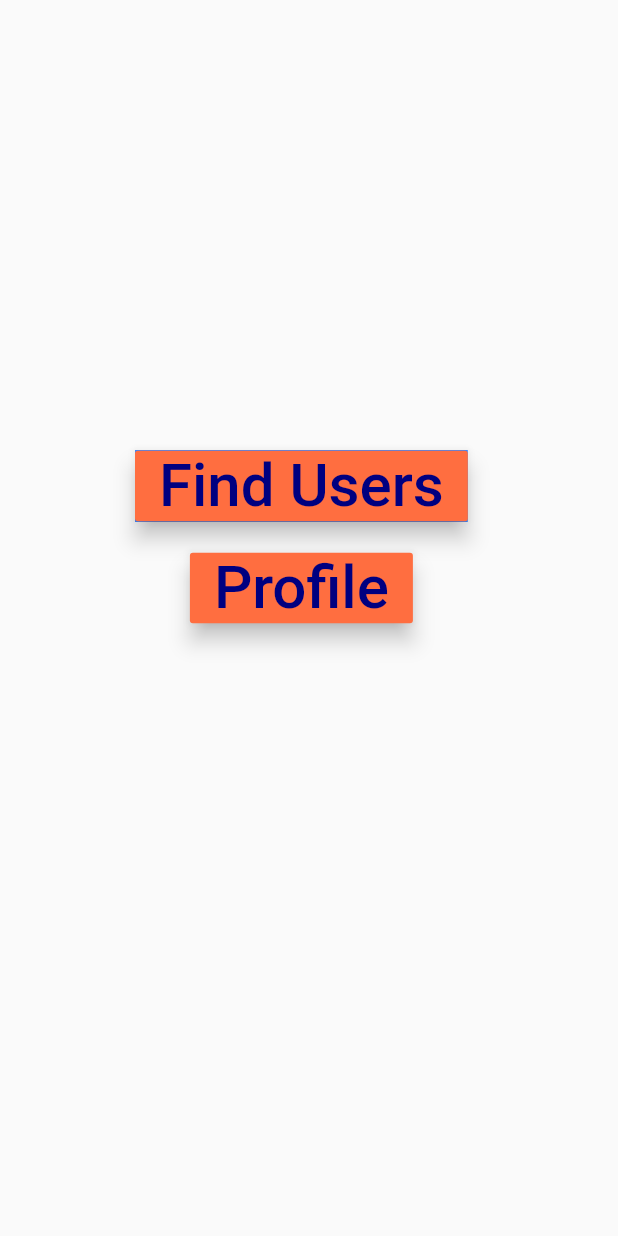
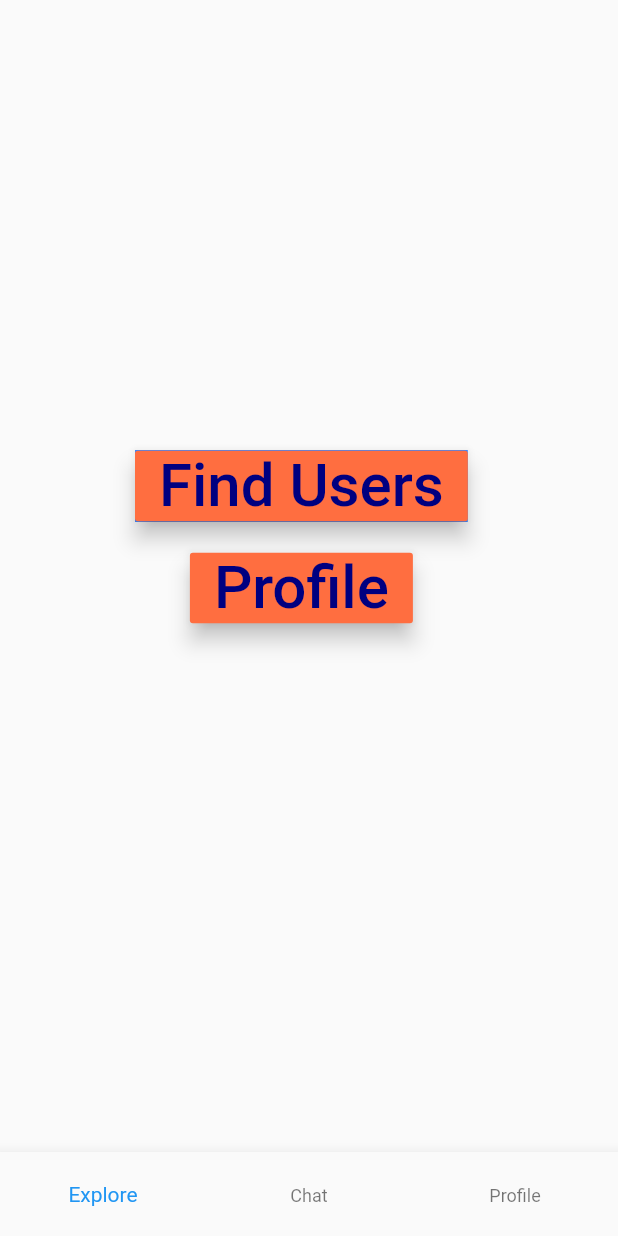
Before and after one commit to Saaketh-J/community_cart, a Flutter app: the MyHomePage screen opened by its route, on a phone screen of 412 x 824 dp. Run offline on Flutter 3.47's test engine with Material 2 defaults, Android fonts, the phone set to English and light mode, and no system bars; our stand-ins replace firebase_database, geolocator, google_maps_flutter, table_calendar; accounts and stored records are empty.

```diff
--- a/lib/main.dart
+++ b/lib/main.dart
@@ -20,6 +20,7 @@ class MyApp extends StatelessWidget {
         '/signup': (context) => SignUpPage(),
         '/home': (context) => MyHomePage(),
         '/profile': (context) => ProfilePage(),
+        '/map': (context) => MapView(),
       },
     );
   }
@@ -35,6 +36,26 @@ class MyHomePage extends StatefulWidget {
 }
 
 class _MyHomePageState extends State<MyHomePage> {
+  int navBarIndex = 0;
+
+  void selectPage(int index)
+  {
+    setState(() {
+      if(index == 0)
+      {
+          Navigator.pushNamed(context, "/map");
+      }
+      else if (index == 1)
+      {
+          Navigator.pushNamed(context, "/profile");
+      }
+      else if (index == 2)
+      {
+        Navigator.pushNamed(context, "/profile");
+      }
+    });
+  }
+
   @override
   Widget build(BuildContext context) {
     // TODO: implement build
@@ -79,6 +100,41 @@ class _MyHomePageState extends State<MyHomePage> {
                       ],
                 ),
     ),
+
+
+      bottomNavigationBar: new BottomNavigationBar(
+        currentIndex: navBarIndex,
+        onTap: (int index)
+        {
+          setState(() {
+            navBarIndex = index;
+            selectPage(index);
+          });
+        },
+        items: [
+          new BottomNavigationBarItem(
+              icon: ImageIcon(
+                AssetImage("images/fb_icon.png"),
+                size: 0,
+              ),
+              title: Text('Explore'),
+          ),
+          new BottomNavigationBarItem(
+            icon: ImageIcon(
+              AssetImage("images/fb_icon.png"),
+              size: 0,
+            ),
+            title: Text('Chat'),
+          ),
+          new BottomNavigationBarItem(
+            icon: ImageIcon(
+              AssetImage("images/fb_icon.png"),
+              size: 0,
+            ),
+            title: Text('Profile'),
+          ),
+        ],
+      ),
     );
   }
 }
```
